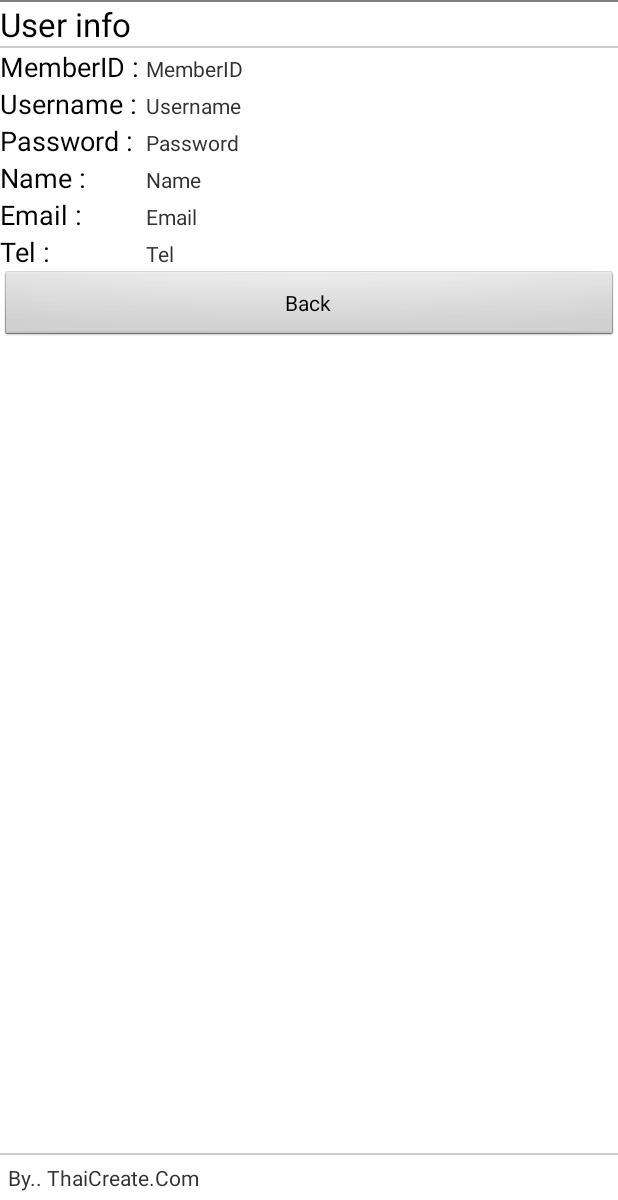
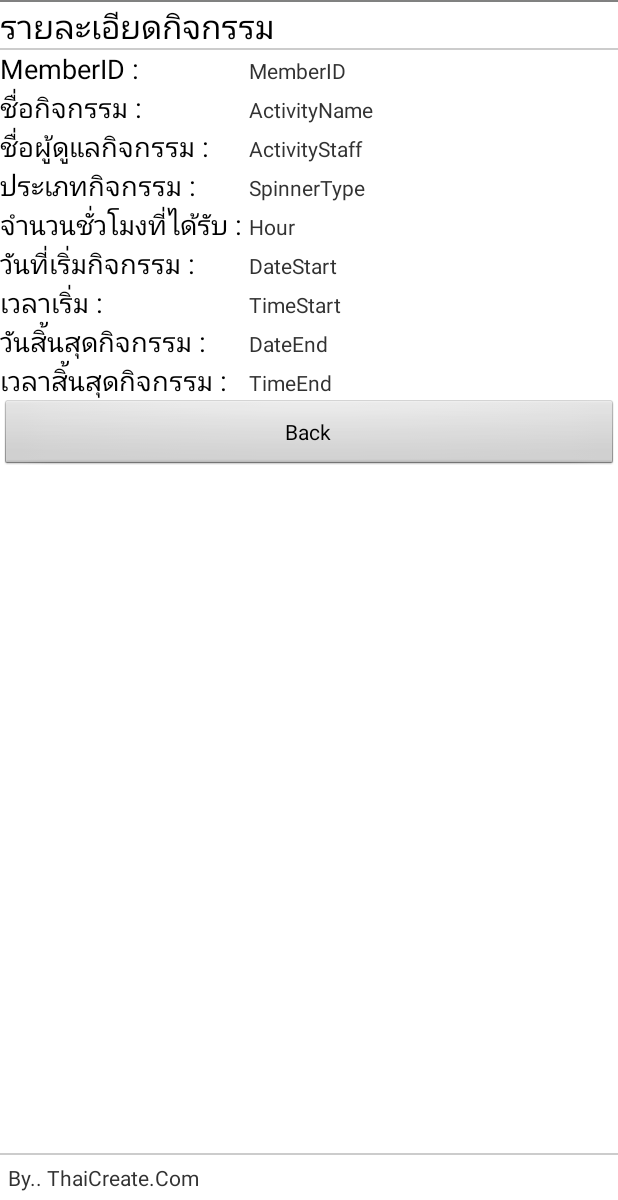
Before and after one commit to overzestful/sync, an Android app: the DetailActivity screen opened directly, with no data from a screen before it, on a phone screen of 412 x 824 dp, the part 36-1236 px from its top. Run offline under Robolectric (Android 15) with nearby library versions, the phone set to English and light mode, and no system bars.

Commit message:
แก้ไขหน้าดูรายละเอียดกิจกรรม แก้ไขภาษาไทยหน้าดูรายละเอียดกิจกรรม แก้หน้าแสดงรายละเอียด แต่ยังแก้ภาษาไทยไม่ได้

```diff
--- a/app/src/main/java/net/sourceforge/zbar/android/CameraTest/DetailActivity.java
+++ b/app/src/main/java/net/sourceforge/zbar/android/CameraTest/DetailActivity.java
@@ -65,11 +65,14 @@ public class DetailActivity extends Activity {
     {
         // txtMemberID,txtMemberID,txtUsername,txtPassword,txtName,txtEmail,txtTel
         final TextView tMemberID = (TextView)findViewById(R.id.txtMemberID);
-        final TextView tUsername = (TextView)findViewById(R.id.txtUsername);
-        final TextView tPassword = (TextView)findViewById(R.id.txtPassword);
-        final TextView tName = (TextView)findViewById(R.id.txtName);
-        final TextView tEmail = (TextView)findViewById(R.id.txtEmail);
-        final TextView tTel = (TextView)findViewById(R.id.txtTel);
+        final TextView tActivityName = (TextView)findViewById(R.id.txtActivityName);
+        final TextView tActivityStaff = (TextView)findViewById(R.id.txtActivityStaff);
+        final TextView tSpinnerType = (TextView)findViewById(R.id.txtSpinnerType);
+        final TextView tHour = (TextView)findViewById(R.id.txtHour);
+        final TextView tDateStart = (TextView)findViewById(R.id.txtDateStart);
+        final TextView tTimeStart = (TextView)findViewById(R.id.txtTimeStart);
+        final TextView tDateEnd = (TextView)findViewById(R.id.txtDateEnd);
+        final TextView tTimeEnd = (TextView)findViewById(R.id.txtTimeEnd);
 
         String url = "http://10.0.3.2/login/getByMemberID.php";
 
@@ -84,42 +87,54 @@ public class DetailActivity extends Activity {
          * {"MemberID":"2","Username":"adisorn","Password":"adisorn@2","Name":"Adisorn Bunsong","Tel":"021978032","Email":"adisorn@thaicreate.com"}
          */
 
-        String resultServer  = getHttpPost(url,params);
+        String resultServer  = getHttpPost(url,params,"UTF-8");
 
         String strMemberID = "";
-        String strUsername = "";
-        String strPassword = "";
-        String strName = "";
-        String strEmail = "";
-        String strTel = "";
+        String strActivityName = "";
+        String strActivityStaff = "";
+        String strSpinnerType = "";
+        String strHour = "";
+        String strDateStart = "";
+        String strTimeStart = "";
+        String strDateEnd = "";
+        String strTimeEnd = "";
 
         JSONObject c;
         try {
             c = new JSONObject(resultServer);
             strMemberID = c.getString("MemberID");
-            strUsername = c.getString("Username");
-            strPassword = c.getString("Password");
-            strName = c.getString("Name");
-            strEmail = c.getString("Email");
-            strTel = c.getString("Tel");
+            strActivityName = c.getString("ActivityName");
+            strActivityStaff = c.getString("ActivityStaff");
+            strSpinnerType = c.getString("SpinnerType");
+            strHour = c.getString("Hour");
+            strDateStart = c.getString("DateStart");
+            strTimeStart = c.getString("TimeStart");
+            strDateEnd = c.getString("DateEnd");
+            strTimeEnd = c.getString("TimeEnd");
 
             if(!strMemberID.equals(""))
             {
                 tMemberID.setText(strMemberID);
-                tUsername.setText(strUsername);
-                tPassword.setText(strPassword);
-                tName.setText(strName);
-                tEmail.setText(strEmail);
-                tTel.setText(strTel);
+                tActivityName.setText(strActivityName);
+                tActivityStaff.setText(strActivityStaff);
+                tSpinnerType.setText(strSpinnerType);
+                tHour.setText(strHour);
+                tDateStart.setText(strDateStart);
+                tTimeStart.setText(strTimeStart);
+                tDateEnd.setText(strDateEnd);
+                tTimeEnd.setText(strTimeEnd);
             }
             else
             {
                 tMemberID.setText("-");
-                tUsername.setText("-");
-                tPassword.setText("-");
-                tName.setText("-");
-                tEmail.setText("-");
-                tTel.setText("-");
+                tActivityName.setText("-");
+                tActivityStaff.setText("-");
+                tSpinnerType.setText("-");
+                tHour.setText("-");
+                tDateStart.setText("-");
+                tTimeStart.setText("-");
+                tDateEnd.setText("-");
+                tTimeEnd.setText("-");
             }
 
         } catch (JSONException e) {
@@ -129,13 +144,13 @@ public class DetailActivity extends Activity {
 
     }
 
-    public String getHttpPost(String url,List<NameValuePair> params) {
+    public String getHttpPost(String url, List<NameValuePair> params, String s) {
         StringBuilder str = new StringBuilder();
         HttpClient client = new DefaultHttpClient();
         HttpPost httpPost = new HttpPost(url);
 
         try {
-            httpPost.setEntity(new UrlEncodedFormEntity(params));
+            httpPost.setEntity(new UrlEncodedFormEntity(params,"UTF-8"));
             HttpResponse response = client.execute(httpPost);
             StatusLine statusLine = response.getStatusLine();
             int statusCode = statusLine.getStatusCode();
--- a/app/src/main/java/net/sourceforge/zbar/android/CameraTest/Listview.java
+++ b/app/src/main/java/net/sourceforge/zbar/android/CameraTest/Listview.java
@@ -298,7 +298,7 @@ public class Listview extends Activity {
         HttpPost httpPost = new HttpPost(url);
 
         try {
-            httpPost.setEntity(new UrlEncodedFormEntity(params));
+            httpPost.setEntity(new UrlEncodedFormEntity(params,"UTF-8"));
             HttpResponse response = client.execute(httpPost);
             StatusLine statusLine = response.getStatusLine();
             int statusCode = statusLine.getStatusCode();
--- a/app/src/main/java/net/sourceforge/zbar/android/CameraTest/LoginForDelete.java
+++ b/app/src/main/java/net/sourceforge/zbar/android/CameraTest/LoginForDelete.java
@@ -144,7 +144,7 @@ public class LoginForDelete extends Activity {
         HttpPost httpPost = new HttpPost(url);
 
         try {
-            httpPost.setEntity(new UrlEncodedFormEntity(params));
+            httpPost.setEntity(new UrlEncodedFormEntity(params,"UTF-8"));
             HttpResponse response = client.execute(httpPost);
             StatusLine statusLine = response.getStatusLine();
             int statusCode = statusLine.getStatusCode();
--- a/app/src/main/java/net/sourceforge/zbar/android/CameraTest/LoginForQrCode.java
+++ b/app/src/main/java/net/sourceforge/zbar/android/CameraTest/LoginForQrCode.java
@@ -129,7 +129,7 @@ public class LoginForQrCode extends Activity {
         HttpPost httpPost = new HttpPost(url);
 
         try {
-            httpPost.setEntity(new UrlEncodedFormEntity(params));
+            httpPost.setEntity(new UrlEncodedFormEntity(params,"UTF-8"));
             HttpResponse response = client.execute(httpPost);
             StatusLine statusLine = response.getStatusLine();
             int statusCode = statusLine.getStatusCode();
--- a/app/src/main/java/net/sourceforge/zbar/android/CameraTest/LoginForUpdate.java
+++ b/app/src/main/java/net/sourceforge/zbar/android/CameraTest/LoginForUpdate.java
@@ -129,7 +129,7 @@ public class LoginForUpdate extends Activity {
         HttpPost httpPost = new HttpPost(url);
 
         try {
-            httpPost.setEntity(new UrlEncodedFormEntity(params));
+            httpPost.setEntity(new UrlEncodedFormEntity(params,"UTF-8"));
             HttpResponse response = client.execute(httpPost);
             StatusLine statusLine = response.getStatusLine();
             int statusCode = statusLine.getStatusCode();
--- a/app/src/main/java/net/sourceforge/zbar/android/CameraTest/Main.java
+++ b/app/src/main/java/net/sourceforge/zbar/android/CameraTest/Main.java
@@ -156,13 +156,7 @@ public class Main extends Activity {
 
 
     }
-    public  void sync(View v){
-        Intent intent = new Intent(Main.this, net.sourceforge.zbar.android.CameraTest.MainActivity.class);
-        //setContentView(R.layout.activity_view_calendar);
-        startActivity(intent);
 
-
-    }
 
 
 
--- a/app/src/main/java/net/sourceforge/zbar/android/CameraTest/UpdateActivity.java
+++ b/app/src/main/java/net/sourceforge/zbar/android/CameraTest/UpdateActivity.java
@@ -305,7 +305,7 @@ public class UpdateActivity extends Activity {
         HttpPost httpPost = new HttpPost(url);
 
         try {
-            httpPost.setEntity(new UrlEncodedFormEntity(params));
+            httpPost.setEntity(new UrlEncodedFormEntity(params,"UTF-8"));
             HttpResponse response = client.execute(httpPost);
             StatusLine statusLine = response.getStatusLine();
             int statusCode = statusLine.getStatusCode();
--- a/app/src/main/res/layout/activity_column.xml
+++ b/app/src/main/res/layout/activity_column.xml
@@ -7,7 +7,7 @@
         android:id="@+id/ColMemberID"
         android:layout_width="0dp"
         android:layout_height="wrap_content"
-        android:layout_weight="0.2"
+        android:layout_weight="0.3"
         android:text="CustomerID"
         android:textAppearance="?android:attr/textAppearanceSmall" />
 
@@ -15,7 +15,7 @@
         android:id="@+id/ColName"
         android:layout_width="0dp"
         android:layout_height="wrap_content"
-        android:layout_weight="1.0"
+        android:layout_weight="2.0"
         android:text="Name"
         android:textAppearance="?android:attr/textAppearanceSmall" />
 
@@ -23,7 +23,7 @@
         android:id="@+id/ColTel"
         android:layout_width="0dp"
         android:layout_height="wrap_content"
-        android:layout_weight="1"
+        android:layout_weight="0.8"
         android:text="Tel"
         android:textAppearance="?android:attr/textAppearanceSmall" />
 
--- a/app/src/main/res/layout/activity_detail.xml
+++ b/app/src/main/res/layout/activity_detail.xml
@@ -13,7 +13,7 @@
             android:layout_width="wrap_content"
             android:layout_height="wrap_content"
             android:gravity="center"
-            android:text="User info  "
+            android:text="รายละเอียดกิจกรรม  "
             android:layout_span="1"
             android:textAppearance="?android:attr/textAppearanceLarge" />
 
@@ -51,14 +51,14 @@
             <TextView
                 android:layout_width="wrap_content"
                 android:layout_height="wrap_content"
-                android:text="Username : "
+                android:text="ชื่อกิจกรรม : "
                 android:textAppearance="?android:attr/textAppearanceMedium" />
 
             <TextView
-                android:id="@+id/txtUsername"
+                android:id="@+id/txtActivityName"
                 android:layout_width="wrap_content"
                 android:layout_height="wrap_content"
-                android:text="Username" />
+                android:text="ActivityName" />
         </TableRow>
 
         <TableRow
@@ -67,14 +67,14 @@
             <TextView
                 android:layout_width="wrap_content"
                 android:layout_height="wrap_content"
-                android:text="Password : "
+                android:text="ชื่อผู้ดูแลกิจกรรม : "
                 android:textAppearance="?android:attr/textAppearanceMedium" />
 
             <TextView
-                android:id="@+id/txtPassword"
+                android:id="@+id/txtActivityStaff"
                 android:layout_width="wrap_content"
                 android:layout_height="wrap_content"
-                android:text="Password" />
+                android:text="ActivityStaff" />
         </TableRow>
 
         <TableRow
@@ -83,14 +83,14 @@
             <TextView
                 android:layout_width="wrap_content"
                 android:layout_height="wrap_content"
-                android:text="Name : "
+                android:text="ประเภทกิจกรรม : "
                 android:textAppearance="?android:attr/textAppearanceMedium" />
 
             <TextView
-                android:id="@+id/txtName"
+                android:id="@+id/txtSpinnerType"
                 android:layout_width="wrap_content"
                 android:layout_height="wrap_content"
-                android:text="Name" />
+                android:text="SpinnerType" />
         </TableRow>
 
         <TableRow
@@ -99,15 +99,31 @@
             <TextView
                 android:layout_width="wrap_content"
                 android:layout_height="wrap_content"
-                android:text="Email : "
+                android:text="จำนวนชั่วโมงที่ได้รับ : "
                 android:textAppearance="?android:attr/textAppearanceMedium" />
 
             <TextView
-                android:id="@+id/txtEmail"
+                android:id="@+id/txtHour"
                 android:layout_width="wrap_content"
                 android:layout_height="wrap_content"
-                android:text="Email" />
+                android:text="Hour" />
         </TableRow>
+
+        <TableRow
+        android:layout_width="fill_parent"
+        android:layout_height="wrap_content">
+        <TextView
+            android:layout_width="wrap_content"
+            android:layout_height="wrap_content"
+            android:text="วันที่เริ่มกิจกรรม : "
+            android:textAppearance="?android:attr/textAppearanceMedium" />
+
+        <TextView
+            android:id="@+id/txtDateStart"
+            android:layout_width="wrap_content"
+            android:layout_height="wrap_content"
+            android:text="DateStart" />
+    </TableRow>
 
         <TableRow
             android:layout_width="fill_parent"
@@ -115,14 +131,44 @@
             <TextView
                 android:layout_width="wrap_content"
                 android:layout_height="wrap_content"
-                android:text="Tel : "
+                android:text="เวลาเริ่ม : "
                 android:textAppearance="?android:attr/textAppearanceMedium" />
 
             <TextView
-                android:id="@+id/txtTel"
+                android:id="@+id/txtTimeStart"
                 android:layout_width="wrap_content"
                 android:layout_height="wrap_content"
-                android:text="Tel" />
+                android:text="TimeStart" />
+        </TableRow>
+        <TableRow
+            android:layout_width="fill_parent"
+            android:layout_height="wrap_content">
+            <TextView
+                android:layout_width="wrap_content"
+                android:layout_height="wrap_content"
+                android:text="วันสิ้นสุดกิจกรรม : "
+                android:textAppearance="?android:attr/textAppearanceMedium" />
+
+            <TextView
+                android:id="@+id/txtDateEnd"
+                android:layout_width="wrap_content"
+                android:layout_height="wrap_content"
+                android:text="DateEnd" />
+        </TableRow>
+        <TableRow
+            android:layout_width="fill_parent"
+            android:layout_height="wrap_content">
+            <TextView
+                android:layout_width="wrap_content"
+                android:layout_height="wrap_content"
+                android:text="เวลาสิ้นสุดกิจกรรม : "
+                android:textAppearance="?android:attr/textAppearanceMedium" />
+
+            <TextView
+                android:id="@+id/txtTimeEnd"
+                android:layout_width="wrap_content"
+                android:layout_height="wrap_content"
+                android:text="TimeEnd" />
         </TableRow>
 
         <Button
--- a/app/src/main/res/layout/main.xml
+++ b/app/src/main/res/layout/main.xml
@@ -43,7 +43,7 @@
         android:layout_below="@+id/viewallactivity"
         android:layout_alignLeft="@+id/viewallactivity" />
 
-    <Button
+    Button
         android:layout_width="wrap_content"
         android:layout_height="wrap_content"
         android:text="New Button"
```
Also changed, not shown: app/src/main/java/net/sourceforge/zbar/android/CameraTest/AddActivityWebserv.java (+8 -1 lines), app/src/main/res/layout/activity_listviewww.xml (+5 -4 lines), 3 other files.
